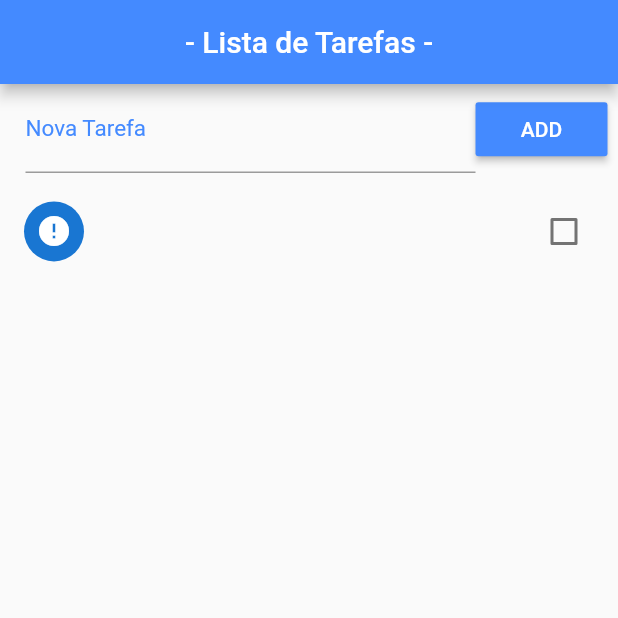
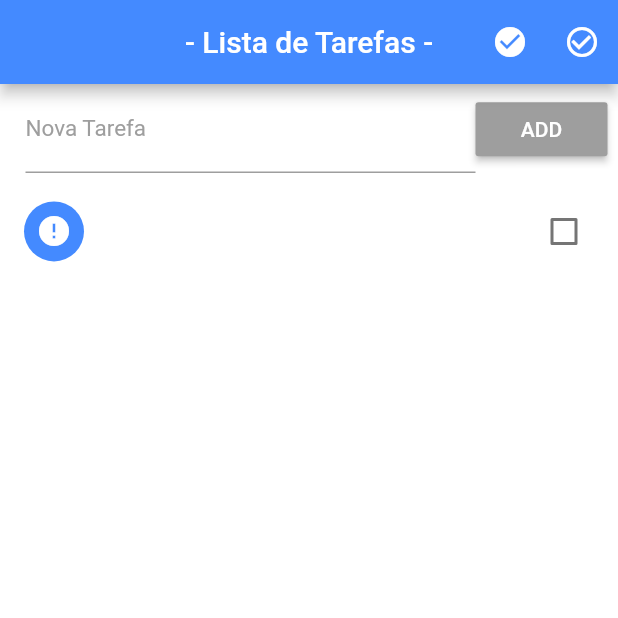
Before and after one commit to anisberto/Lista-de-Tarefas, a Flutter app: the screen it shows after launch, after a tap on "ADD", on a phone screen of 412 x 824 dp, the top half of it. Run offline on Flutter 3.47's test engine with Material 2 defaults, Android fonts, the phone set to English and light mode, and no system bars.

Commit message:
Simple Black Mode

```diff
--- a/lib/main.dart
+++ b/lib/main.dart
@@ -19,6 +19,9 @@ class Home extends StatefulWidget {
 
 class _HomeState extends State<Home> {
   final _inputItenController = TextEditingController();
+  Color blackModeTop = Colors.blueAccent;
+  Color blackModeall = Colors.white;
+  Color blackModebody = Colors.grey;
   List _toDoList = [];
   Map<String, dynamic> _lastRemoved;
   int _lastRemovedPos;
@@ -62,9 +65,32 @@ class _HomeState extends State<Home> {
   @override
   Widget build(BuildContext context) {
     return Scaffold(
+      backgroundColor: blackModeall,
       appBar: AppBar(
+        actions: <Widget>[
+          IconButton(
+              icon: const Icon(Icons.check_circle),
+              tooltip: 'black mode',
+              onPressed: () {
+                setState(() {
+                  blackModeTop = Colors.black;
+                  blackModebody = Colors.black;
+                  blackModeall = Colors.blueGrey;
+                });
+              }),
+          IconButton(
+              icon: const Icon(Icons.check_circle_outline),
+              tooltip: 'blue mode',
+              onPressed: () {
+                setState(() {
+                  blackModeall = Colors.white;
+                  blackModeTop = Colors.blue;
+                  blackModebody = Colors.blue;
+                });
+              }),
+        ],
         title: Text("- Lista de Tarefas -"),
-        backgroundColor: Colors.blueAccent,
+        backgroundColor: blackModeTop,
         centerTitle: true,
       ),
       body: Column(
@@ -77,13 +103,13 @@ class _HomeState extends State<Home> {
                   child: TextField(
                     decoration: InputDecoration(
                         labelText: "Nova Tarefa",
-                        labelStyle: TextStyle(
-                            color: Colors.blueAccent, fontSize: 15.0)),
+                        labelStyle:
+                            TextStyle(color: blackModebody, fontSize: 15.0)),
                     controller: _inputItenController,
                   ),
                 ),
                 RaisedButton(
-                  color: Colors.blueAccent,
+                  color: blackModebody,
                   child: Text("ADD"),
                   textColor: Colors.white,
                   onPressed: _addToDo,
@@ -144,8 +170,11 @@ class _HomeState extends State<Home> {
         title: Text(_toDoList[index]["title"]),
         value: _toDoList[index]["ok"],
         secondary: CircleAvatar(
-          child:
-              Icon(_toDoList[index]["ok"] ? Icons.check_circle : Icons.error),
+          backgroundColor: blackModeTop,
+          child: Icon(
+            _toDoList[index]["ok"] ? Icons.check_circle : Icons.error,
+            color: Colors.white,
+          ),
         ),
         onChanged: (onPressCheck) {
           setState(() {
```
